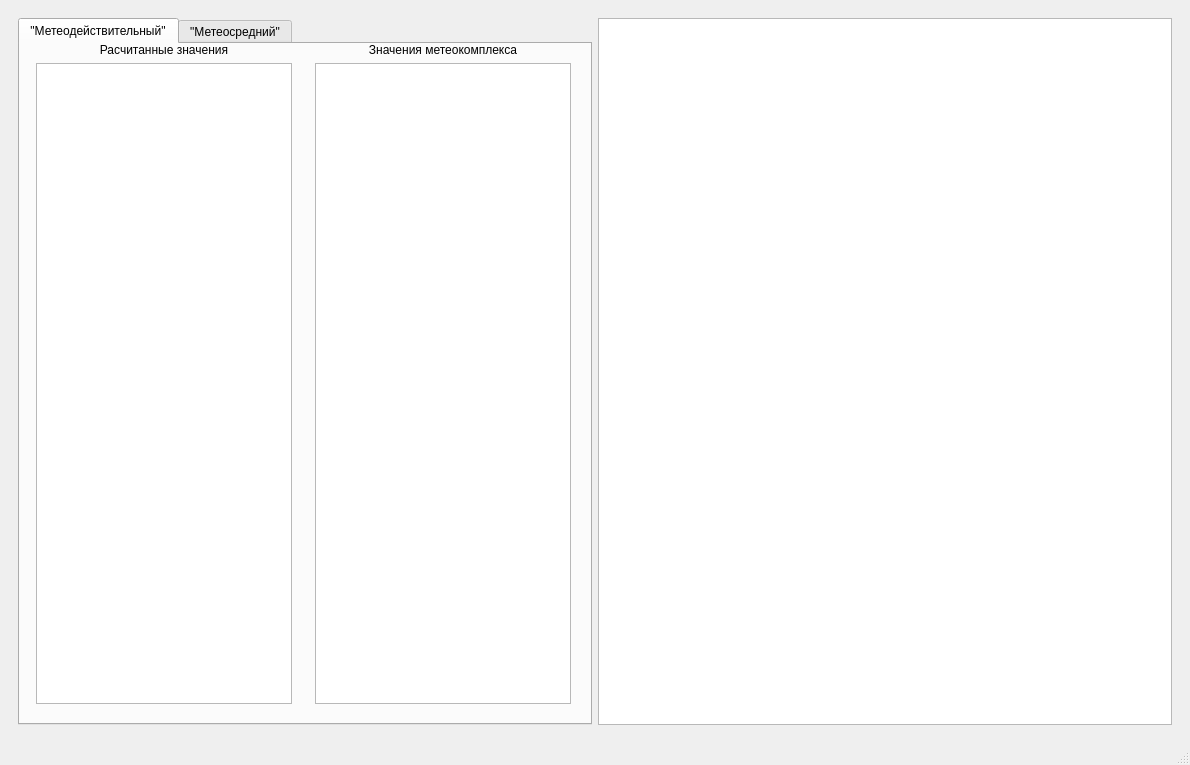
The window that meteo2/mainwindow.ui (novikovka/meteorological-complex) describes before a commit, drawn with Qt 5.
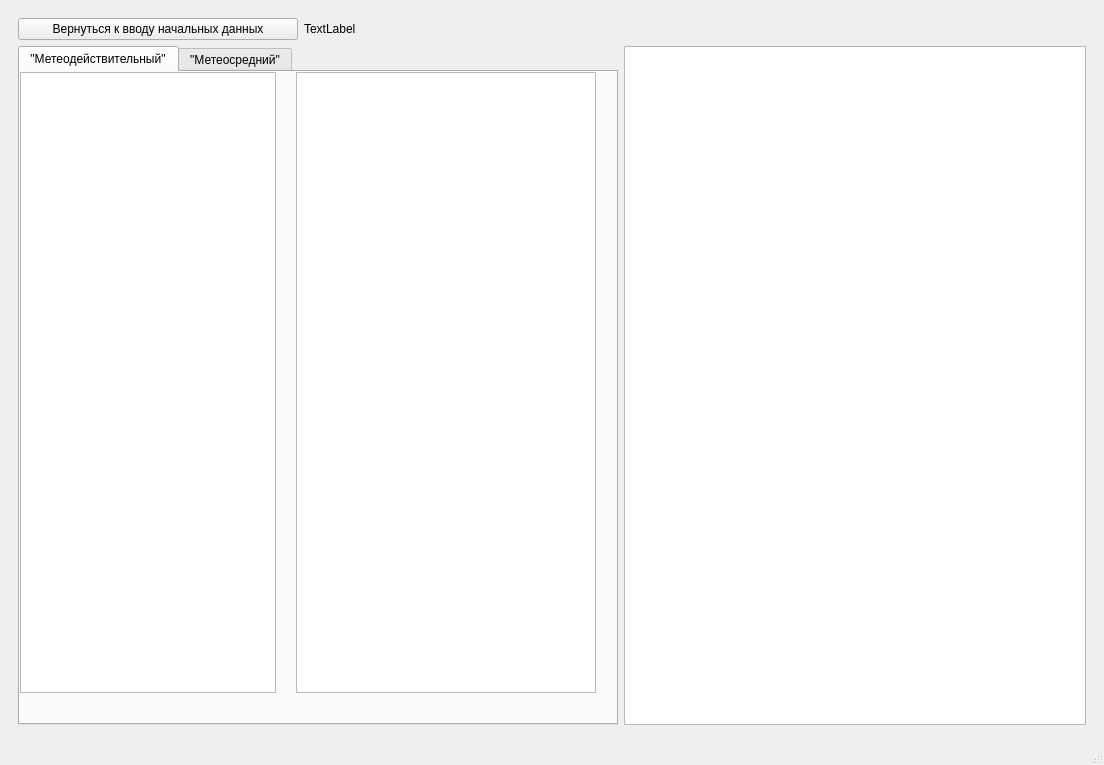
The same window after the commit. The open tabs and pages were chosen to show the change.

What changed in the file:
```diff
--- a/meteo2/mainwindow.ui
+++ b/meteo2/mainwindow.ui
@@ -6,7 +6,7 @@
    <rect>
     <x>0</x>
     <y>0</y>
-    <width>1190</width>
+    <width>1104</width>
     <height>765</height>
    </rect>
   </property>
@@ -509,89 +509,112 @@
         </size>
        </property>
        <layout class="QVBoxLayout" name="verticalLayout">
+        <item>
+         <layout class="QHBoxLayout" name="horizontalLayout">
+          <item>
+           <widget class="QPushButton" name="pushButton">
+            <property name="sizePolicy">
+             <sizepolicy hsizetype="Fixed" vsizetype="Fixed">
+              <horstretch>65</horstretch>
+              <verstretch>0</verstretch>
+             </sizepolicy>
+            </property>
+            <property name="maximumSize">
+             <size>
+              <width>280</width>
+              <height>16777215</height>
+             </size>
+            </property>
+            <property name="text">
+             <string>Вернуться к вводу начальных данных</string>
+            </property>
+           </widget>
+          </item>
+          <item>
+           <widget class="QLabel" name="label_20">
+            <property name="text">
+             <string>TextLabel</string>
+            </property>
+           </widget>
+          </item>
+         </layout>
+        </item>
         <item>
          <layout class="QHBoxLayout" name="horizontalLayout_5">
           <item>
            <widget class="QTabWidget" name="tabWidget">
+            <property name="sizePolicy">
+             <sizepolicy hsizetype="Fixed" vsizetype="Expanding">
+              <horstretch>100</horstretch>
+              <verstretch>0</verstretch>
+             </sizepolicy>
+            </property>
+            <property name="minimumSize">
+             <size>
+              <width>600</width>
+              <height>0</height>
+             </size>
+            </property>
             <property name="currentIndex">
              <number>0</number>
             </property>
             <widget class="QWidget" name="tab">
+             <property name="sizePolicy">
+              <sizepolicy hsizetype="Preferred" vsizetype="Expanding">
+               <horstretch>0</horstretch>
+               <verstretch>0</verstretch>
+              </sizepolicy>
+             </property>
              <attribute name="title">
               <string>&quot;Метеодействительный&quot;</string>
              </attribute>
              <widget class="QWidget" name="horizontalLayoutWidget_2">
               <property name="geometry">
                <rect>
-                <x>-1</x>
-                <y>-1</y>
-                <width>571</width>
-                <height>661</height>
+                <x>0</x>
+                <y>0</y>
+                <width>822</width>
+                <height>621</height>
                </rect>
               </property>
-              <layout class="QHBoxLayout" name="horizontalLayout_6">
+              <layout class="QHBoxLayout" name="horizontalLayout_10" stretch="1,1">
+               <property name="spacing">
+                <number>20</number>
+               </property>
+               <property name="sizeConstraint">
+                <enum>QLayout::SizeConstraint::SetMaximumSize</enum>
+               </property>
                <item>
-                <layout class="QVBoxLayout" name="verticalLayout_8">
-                 <item>
-                  <widget class="QLabel" name="label_11">
-                   <property name="text">
-                    <string>Расчитанные значения</string>
-                   </property>
-                   <property name="alignment">
-                    <set>Qt::AlignmentFlag::AlignCenter</set>
-                   </property>
-                  </widget>
-                 </item>
-                 <item>
-                  <widget class="QTableWidget" name="TableMtd_1">
-                   <property name="sizePolicy">
-                    <sizepolicy hsizetype="Maximum" vsizetype="Expanding">
-                     <horstretch>0</horstretch>
-                     <verstretch>0</verstretch>
-                    </sizepolicy>
-                   </property>
-                   <property name="maximumSize">
-                    <size>
-                     <width>16777215</width>
-                     <height>16777215</height>
-                    </size>
-                   </property>
-                   <attribute name="horizontalHeaderStretchLastSection">
-                    <bool>false</bool>
-                   </attribute>
-                  </widget>
-                 </item>
-                </layout>
+                <widget class="QTableWidget" name="TableMtd_2">
+                 <property name="sizePolicy">
+                  <sizepolicy hsizetype="Maximum" vsizetype="Expanding">
+                   <horstretch>0</horstretch>
+                   <verstretch>0</verstretch>
+                  </sizepolicy>
+                 </property>
+                 <property name="minimumSize">
+                  <size>
+                   <width>0</width>
+                   <height>0</height>
+                  </size>
+                 </property>
+                </widget>
                </item>
                <item>
-                <layout class="QVBoxLayout" name="verticalLayout_10">
-                 <item>
-                  <widget class="QLabel" name="label_12">
-                   <property name="text">
-                    <string>Значения метеокомплекса</string>
-                   </property>
-                   <property name="alignment">
-                    <set>Qt::AlignmentFlag::AlignCenter</set>
-                   </property>
-                  </widget>
-                 </item>
-                 <item>
-                  <widget class="QTableWidget" name="TableMtd_2">
-                   <property name="sizePolicy">
-                    <sizepolicy hsizetype="Maximum" vsizetype="Expanding">
-                     <horstretch>0</horstretch>
-                     <verstretch>0</verstretch>
-                    </sizepolicy>
-                   </property>
-                   <property name="maximumSize">
-                    <size>
-                     <width>16777215</width>
-                     <height>16777215</height>
-                    </size>
-                   </property>
-                  </widget>
-                 </item>
-                </layout>
+                <widget class="QTableWidget" name="TableMtd_1">
+                 <property name="sizePolicy">
+                  <sizepolicy hsizetype="Fixed" vsizetype="Expanding">
+                   <horstretch>0</horstretch>
+                   <verstretch>0</verstretch>
+                  </sizepolicy>
+                 </property>
+                 <property name="minimumSize">
+                  <size>
+                   <width>300</width>
+                   <height>0</height>
+                  </size>
+                 </property>
+                </widget>
                </item>
               </layout>
              </widget>
```
Left out of the diff: 2 changed lines with no effect on the pictures.
